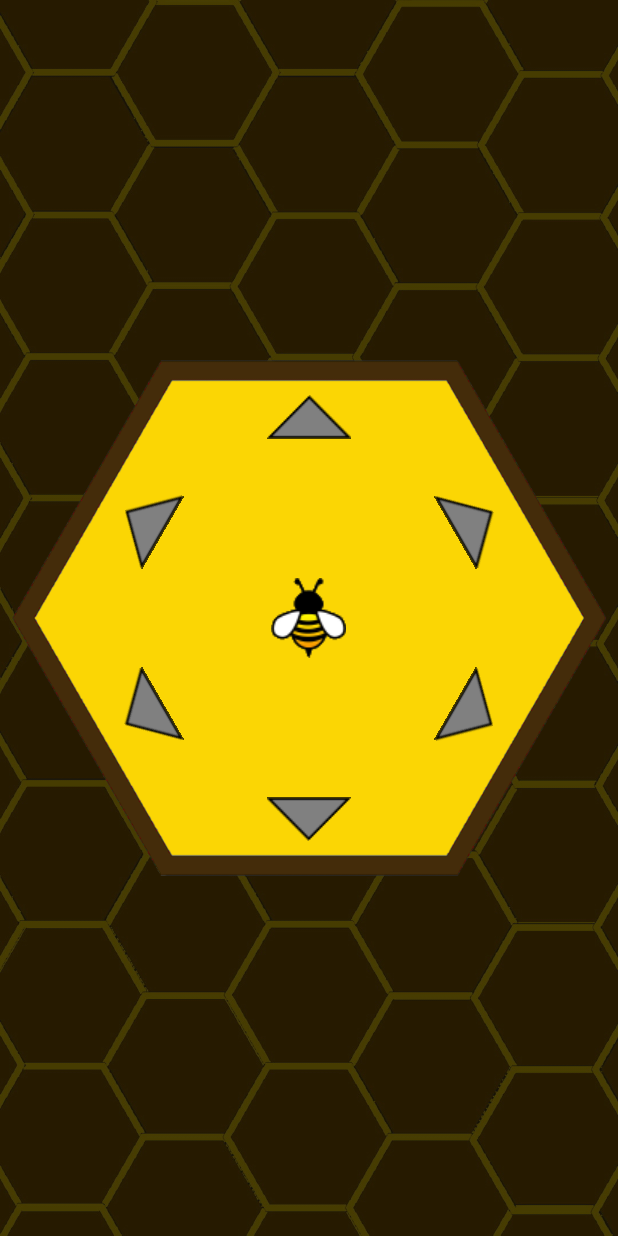
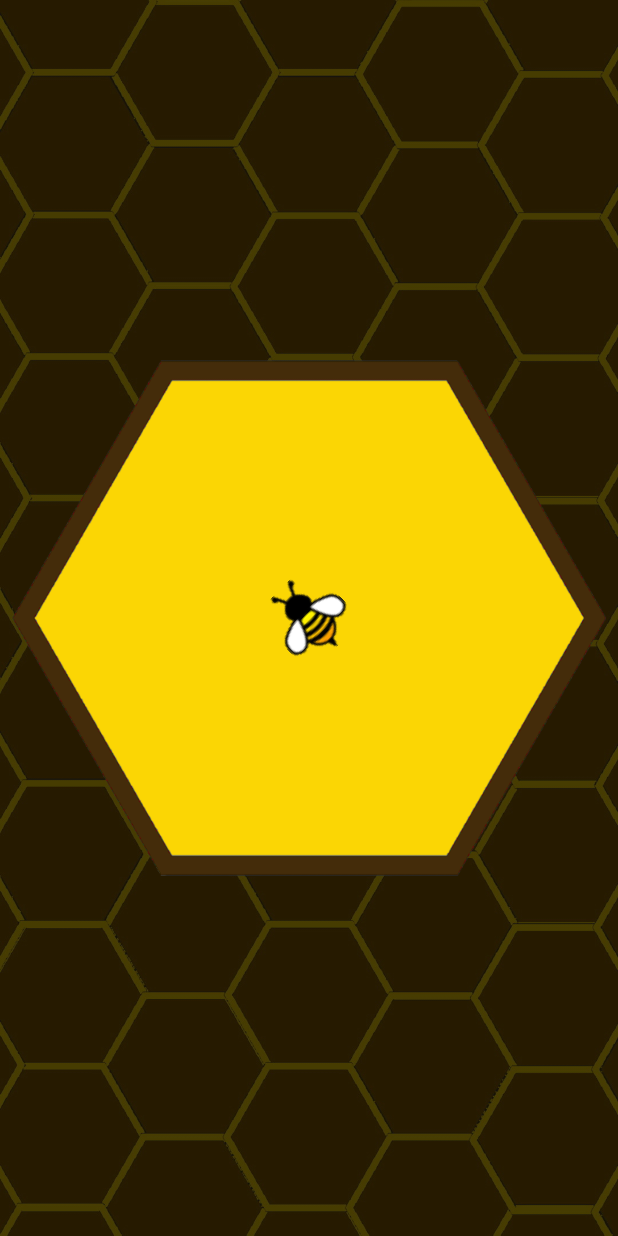
Before and after one commit to UP2005572/HoneycombMaze, an Android app: the InChamberActivity screen opened directly, with no data from a screen before it, on a phone screen of 412 x 824 dp. Run offline under Robolectric (Android 15) with nearby library versions, the phone set to English and light mode, and no system bars.

Commit message:
further work on main game

```diff
--- a/Project/app/src/main/AndroidManifest.xml
+++ b/Project/app/src/main/AndroidManifest.xml
@@ -28,12 +28,13 @@
             android:name=".InChamberActivity"
             android:exported="false"
             android:screenOrientation="portrait"
-            android:theme="@style/Theme.HoneycombMaze.noActionBar" />
+            android:theme="@style/Theme.HoneycombMaze.noActionBar"/>
         <activity
             android:name=".StartScreen"
             android:exported="true"
             android:screenOrientation="portrait"
             android:theme="@style/Theme.HoneycombMaze.noActionBar">
+
             <intent-filter>
                 <action android:name="android.intent.action.MAIN" />
 
--- a/Project/app/src/main/java/com/example/honeycombmaze/InChamberActivity.java
+++ b/Project/app/src/main/java/com/example/honeycombmaze/InChamberActivity.java
@@ -1,14 +1,81 @@
 package com.example.honeycombmaze;
 
 import androidx.appcompat.app.AppCompatActivity;
+import java.io.InputStream;
 
+import android.content.res.Resources;
+import android.media.Image;
 import android.os.Bundle;
+import android.view.View;
+import android.widget.ImageView;
+import android.widget.Switch;
 
 public class InChamberActivity extends AppCompatActivity {
+
+    NodeMap nodeMap;
+
 
     @Override
     protected void onCreate(Bundle savedInstanceState) {
         super.onCreate(savedInstanceState);
         setContentView(R.layout.activity_in_chamber);
+
+        InputStream in_s = getCSVRes();
+        nodeMap = new NodeMap(in_s);
+
+        BeeAnimation(1);
+    }
+
+
+
+
+    protected InputStream getCSVRes(){
+        Resources res = getResources();
+        return res.openRawResource(R.raw.backend);
+    }
+
+    public void ShowButton(ImageView button){
+        button.setVisibility(View.VISIBLE);
+    }
+
+    public void HideButton(ImageView button){
+        button.setVisibility(View.INVISIBLE);
+    }
+
+
+
+
+    protected void BeeAnimation(int direction){
+        ImageView bee = (ImageView) findViewById(R.id.bee);
+        float xPos = bee.getX();
+        float yPos = bee.getY();
+
+        HideButton((ImageView) findViewById(R.id.tButton));
+        HideButton((ImageView) findViewById(R.id.trButton));
+        HideButton((ImageView) findViewById(R.id.brButton));
+        HideButton((ImageView) findViewById(R.id.bButton));
+        HideButton((ImageView) findViewById(R.id.blButton));
+        HideButton((ImageView) findViewById(R.id.tlButton));
+
+
+        switch(direction){
+            case 1:
+                bee.setRotation(45);
+                for (int i=0; i == 1000; i++){
+                    xPos -= 1;
+                    yPos += 1;
+                    bee.setX(xPos);
+                    bee.setY(yPos);
+                }
+            case 2:
+                bee.setRotation(135);
+            case 3:
+                bee.setRotation(180);
+            case 4:
+                bee.setRotation(-135);
+            case 5:
+                bee.setRotation(-45);
+        }
+
     }
 }
--- a/Project/app/src/main/java/com/example/honeycombmaze/NodeCollection.java
+++ b/Project/app/src/main/java/com/example/honeycombmaze/NodeCollection.java
@@ -2,6 +2,7 @@
 package com.example.honeycombmaze;
 
 import java.io.FileNotFoundException;
+import java.io.InputStream;
 import java.util.ArrayList;
 import java.util.Scanner;
 
@@ -30,9 +31,8 @@ public class NodeCollection {
 /**************         BUILD      ******************/
 /****************************************************/
 /****************************************************/
-    public NodeCollection()  throws FileNotFoundException {
-        java.io.File prc = new java.io.File("src/backend.csv");
-        Scanner fileRef = new Scanner(prc);
+    public NodeCollection(InputStream in_s)  throws FileNotFoundException {
+        Scanner fileRef = new Scanner(in_s);
         nodes = new ArrayList<Node>();
         Node node;
         while (fileRef.hasNext()) {
--- a/Project/app/src/main/java/com/example/honeycombmaze/NodeMap.java
+++ b/Project/app/src/main/java/com/example/honeycombmaze/NodeMap.java
@@ -1,5 +1,6 @@
 package com.example.honeycombmaze;
 import java.io.FileNotFoundException;
+import java.io.InputStream;
 
 public class NodeMap {
 
@@ -42,10 +43,10 @@ public class NodeMap {
 /****************************************************/
 /****************************************************/
 
-    public NodeMap()  {
+    public NodeMap(InputStream in_s)  {
         NodeCollection nodeCollection;   //scope: constructor only, part of process, no requirement to keep;
         try {
-            nodeCollection = new NodeCollection();
+            nodeCollection = new NodeCollection(in_s);
             head = nodeCollection.get(0);
         } catch (FileNotFoundException e) {
             //message
```
